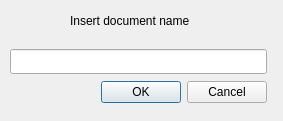
The window that Malnati_Client/inserttitle.ui (PDSEditor/NjoiN) describes before a commit, drawn with Qt 5.
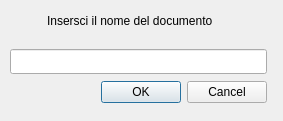
The same window after the commit.

Commit message: add insert title popup

Diff of the .ui file:
```diff
--- a/Malnati_Client/inserttitle.ui
+++ b/Malnati_Client/inserttitle.ui
@@ -58,7 +58,7 @@
     <item>
      <widget class="QLabel" name="label">
       <property name="text">
-       <string>Insert document name</string>
+       <string>Insersci il nome del documento</string>
       </property>
      </widget>
     </item>
```
Left out of the diff: 4 changed lines with no effect on the pictures. The commit also changes 9 other files.
